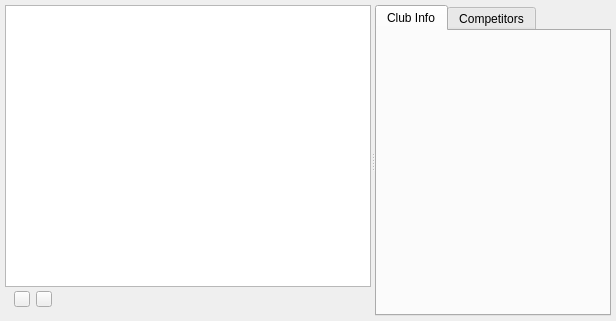
This is BracketMaster/ClubsEditor.ui in gcdean/TournamentMaster as Qt 5 draws it before an edit. The edited form follows.
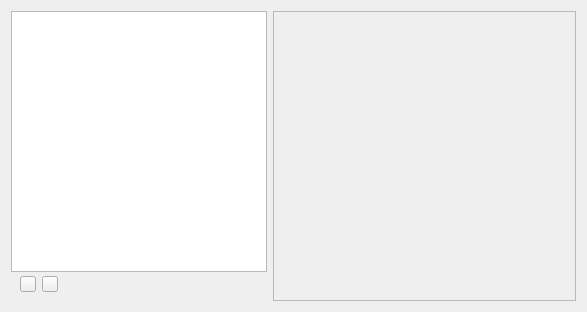
This is the edited form. Icons and pictures are not drawn. Custom widgets are drawn as their Qt base class.

Commit message: Removed tab section between club info and club competitors.

```diff
--- a/BracketMaster/ClubsEditor.ui
+++ b/BracketMaster/ClubsEditor.ui
@@ -6,31 +6,20 @@
    <rect>
     <x>0</x>
     <y>0</y>
-    <width>616</width>
-    <height>321</height>
+    <width>587</width>
+    <height>312</height>
    </rect>
   </property>
+  <property name="font">
+   <font>
+    <pointsize>13</pointsize>
+   </font>
+  </property>
   <property name="windowTitle">
    <string>Form</string>
   </property>
-  <layout class="QHBoxLayout" name="horizontalLayout_2">
-   <property name="leftMargin">
-    <number>5</number>
-   </property>
-   <property name="topMargin">
-    <number>5</number>
-   </property>
-   <property name="rightMargin">
-    <number>5</number>
-   </property>
-   <property name="bottomMargin">
-    <number>5</number>
-   </property>
+  <layout class="QHBoxLayout" name="horizontalLayout" stretch="0,1">
    <item>
-    <widget class="QSplitter" name="splitter_2">
-     <property name="orientation">
-      <enum>Qt::Horizontal</enum>
-     </property>
      <widget class="QSplitter" name="splitter">
       <property name="orientation">
        <enum>Qt::Horizontal</enum>
@@ -151,21 +140,36 @@
        </layout>
       </widget>
      </widget>
-     <widget class="QTabWidget" name="competitorList">
-      <property name="currentIndex">
-       <number>0</number>
-      </property>
-      <widget class="ClubEditor" name="clubEditor">
-       <attribute name="title">
-        <string>Club Info</string>
-       </attribute>
-      </widget>
-      <widget class="CompetitorList" name="competitorsList">
-       <attribute name="title">
-        <string>Competitors</string>
-       </attribute>
-      </widget>
-     </widget>
+   </item>
+   <item>
+    <widget class="QFrame" name="frame">
+     <property name="frameShape">
+      <enum>QFrame::StyledPanel</enum>
+     </property>
+     <property name="frameShadow">
+      <enum>QFrame::Raised</enum>
+     </property>
+     <layout class="QVBoxLayout" name="verticalLayout_2">
+      <item>
+       <widget class="CompetitorList" name="competitorsList" native="true">
+        <property name="baseSize">
+         <size>
+          <width>11</width>
+          <height>0</height>
+         </size>
+        </property>
+       </widget>
+      </item>
+      <item>
+       <widget class="ClubEditor" name="clubEditor" native="true">
+        <property name="font">
+         <font>
+          <family>.SF NS Text</family>
+         </font>
+        </property>
+       </widget>
+      </item>
+     </layout>
     </widget>
    </item>
   </layout>
```
Lines whose indentation alone changed are shown as unchanged.
